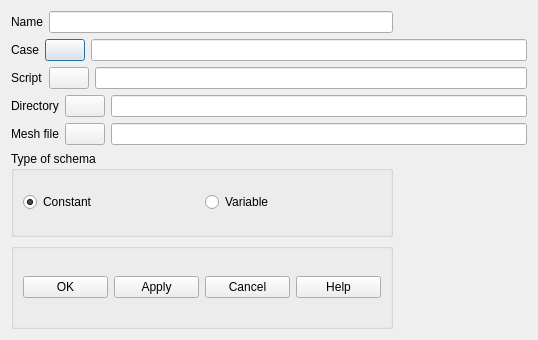
First picture: the form in src/HOMARDGUI/CreateYACS.ui, repository jschueller/homard, before the edit.
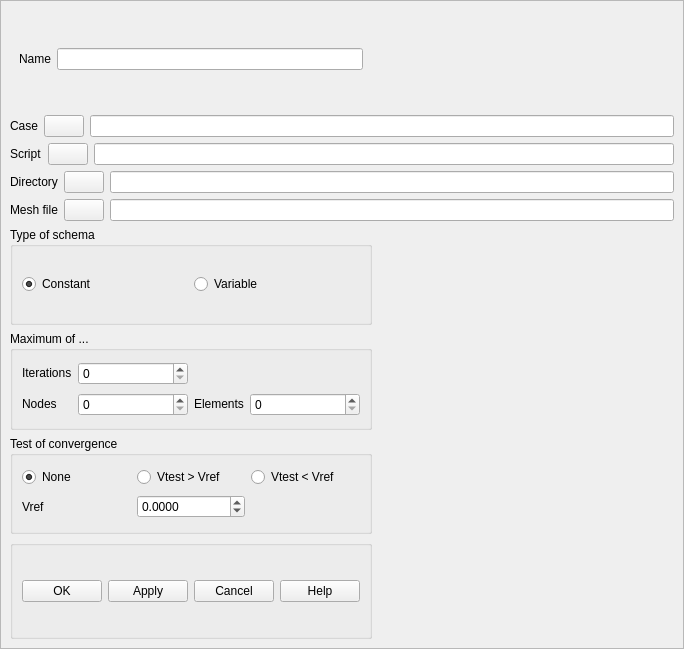
Second picture: the form after the edit.

```diff
--- a/src/HOMARDGUI/CreateYACS.ui
+++ b/src/HOMARDGUI/CreateYACS.ui
@@ -1,27 +1,60 @@
 <?xml version="1.0" encoding="UTF-8"?>
 <ui version="4.0">
  <class>CreateYACS</class>
- <widget class="QDialog" name="CreateYACS">
+ <widget class="QScrollArea" name="CreateYACS">
   <property name="geometry">
    <rect>
     <x>0</x>
     <y>0</y>
-    <width>538</width>
-    <height>340</height>
+    <width>684</width>
+    <height>649</height>
    </rect>
   </property>
   <property name="sizePolicy">
-   <sizepolicy hsizetype="Fixed" vsizetype="Fixed">
+   <sizepolicy hsizetype="Preferred" vsizetype="Preferred">
     <horstretch>0</horstretch>
     <verstretch>0</verstretch>
    </sizepolicy>
   </property>
+  <property name="minimumSize">
+   <size>
+    <width>600</width>
+    <height>500</height>
+   </size>
+  </property>
+  <property name="sizeIncrement">
+   <size>
+    <width>1</width>
+    <height>1</height>
+   </size>
+  </property>
+  <property name="baseSize">
+   <size>
+    <width>600</width>
+    <height>500</height>
+   </size>
+  </property>
   <property name="windowTitle">
    <string>Create YACS</string>
   </property>
-  <property name="autoFillBackground">
+  <property name="widgetResizable">
    <bool>true</bool>
   </property>
+  <widget class="QWidget" name="scrollAreaWidgetContents">
+   <property name="geometry">
+    <rect>
+     <x>0</x>
+     <y>0</y>
+     <width>680</width>
+     <height>645</height>
+    </rect>
+   </property>
+   <property name="sizeGripEnabled" stdset="0">
+    <bool>true</bool>
+   </property>
+   <layout class="QGridLayout" name="gridLayout_5">
+    <item row="0" column="0">
+     <widget class="QWidget" name="WName" native="true">
   <layout class="QGridLayout" name="gridLayout_2">
    <item row="0" column="0">
     <widget class="QLabel" name="Name">
@@ -37,7 +70,23 @@
      </property>
     </widget>
    </item>
-   <item row="1" column="0" colspan="3">
+      </layout>
+     </widget>
+    </item>
+    <item row="0" column="1">
+     <spacer name="horizontalSpacer">
+      <property name="orientation">
+       <enum>Qt::Horizontal</enum>
+      </property>
+      <property name="sizeHint" stdset="0">
+       <size>
+        <width>131</width>
+        <height>20</height>
+       </size>
+      </property>
+     </spacer>
+    </item>
+    <item row="1" column="0" colspan="2">
     <layout class="QGridLayout" name="gridLayout">
      <item row="0" column="0">
       <widget class="QLabel" name="Case">
@@ -74,7 +123,7 @@
      </item>
     </layout>
    </item>
-   <item row="2" column="0" colspan="3">
+    <item row="2" column="0" colspan="2">
     <layout class="QHBoxLayout" name="_2">
      <property name="spacing">
       <number>6</number>
@@ -111,7 +160,7 @@
      </item>
     </layout>
    </item>
-   <item row="3" column="0" colspan="3">
+    <item row="3" column="0" colspan="2">
     <layout class="QHBoxLayout">
      <property name="spacing">
       <number>6</number>
@@ -148,7 +197,7 @@
      </item>
     </layout>
    </item>
-   <item row="4" column="0" colspan="3">
+    <item row="4" column="0" colspan="2">
     <layout class="QHBoxLayout" name="_3">
      <property name="spacing">
       <number>6</number>
@@ -185,7 +234,7 @@
      </item>
     </layout>
    </item>
-   <item row="5" column="0" colspan="2">
+    <item row="5" column="0">
     <widget class="QGroupBox" name="GBTypeSchema">
      <property name="title">
       <string>Type of schema</string>
@@ -217,7 +266,182 @@
      </layout>
     </widget>
    </item>
-   <item row="6" column="0" colspan="2">
+    <item row="6" column="0">
+     <widget class="QGroupBox" name="GBMax">
+      <property name="title">
+       <string>Maximum of ...</string>
+      </property>
+      <layout class="QGridLayout" name="gridLayout_3">
+       <item row="0" column="0">
+        <widget class="QLabel" name="TLMaxIteration">
+         <property name="sizePolicy">
+          <sizepolicy hsizetype="Fixed" vsizetype="Fixed">
+           <horstretch>0</horstretch>
+           <verstretch>0</verstretch>
+          </sizepolicy>
+         </property>
+         <property name="text">
+          <string>Iterations</string>
+         </property>
+         <property name="wordWrap">
+          <bool>false</bool>
+         </property>
+        </widget>
+       </item>
+       <item row="0" column="1">
+        <widget class="QSpinBox" name="SpinBoxMaxIter">
+         <property name="minimum">
+          <number>0</number>
+         </property>
+         <property name="maximum">
+          <number>999999999</number>
+         </property>
+         <property name="value">
+          <number>0</number>
+         </property>
+        </widget>
+       </item>
+       <item row="1" column="0">
+        <widget class="QLabel" name="TLMaxNodes">
+         <property name="sizePolicy">
+          <sizepolicy hsizetype="Fixed" vsizetype="Fixed">
+           <horstretch>0</horstretch>
+           <verstretch>0</verstretch>
+          </sizepolicy>
+         </property>
+         <property name="text">
+          <string>Nodes</string>
+         </property>
+         <property name="wordWrap">
+          <bool>false</bool>
+         </property>
+        </widget>
+       </item>
+       <item row="1" column="1">
+        <widget class="QSpinBox" name="SpinBoxMaxNode">
+         <property name="minimum">
+          <number>0</number>
+         </property>
+         <property name="maximum">
+          <number>999999999</number>
+         </property>
+         <property name="value">
+          <number>0</number>
+         </property>
+        </widget>
+       </item>
+       <item row="1" column="2">
+        <widget class="QLabel" name="TLMaxElem">
+         <property name="sizePolicy">
+          <sizepolicy hsizetype="Fixed" vsizetype="Fixed">
+           <horstretch>0</horstretch>
+           <verstretch>0</verstretch>
+          </sizepolicy>
+         </property>
+         <property name="text">
+          <string>Elements</string>
+         </property>
+         <property name="wordWrap">
+          <bool>false</bool>
+         </property>
+        </widget>
+       </item>
+       <item row="1" column="3">
+        <widget class="QSpinBox" name="SpinBoxMaxElem">
+         <property name="minimum">
+          <number>0</number>
+         </property>
+         <property name="maximum">
+          <number>999999999</number>
+         </property>
+         <property name="value">
+          <number>0</number>
+         </property>
+        </widget>
+       </item>
+      </layout>
+     </widget>
+    </item>
+    <item row="6" column="1">
+     <spacer name="horizontalSpacer_2">
+      <property name="orientation">
+       <enum>Qt::Horizontal</enum>
+      </property>
+      <property name="sizeHint" stdset="0">
+       <size>
+        <width>269</width>
+        <height>20</height>
+       </size>
+      </property>
+     </spacer>
+    </item>
+    <item row="7" column="0">
+     <widget class="QGroupBox" name="GBConvergence">
+      <property name="title">
+       <string>Test of convergence</string>
+      </property>
+      <layout class="QGridLayout" name="gridLayout_4">
+       <item row="0" column="0">
+        <widget class="QRadioButton" name="RBNone">
+         <property name="text">
+          <string>None</string>
+         </property>
+         <property name="checked">
+          <bool>true</bool>
+         </property>
+        </widget>
+       </item>
+       <item row="0" column="1">
+        <widget class="QRadioButton" name="RBVMinAbs">
+         <property name="text">
+          <string>Vtest &gt; Vref</string>
+         </property>
+        </widget>
+       </item>
+       <item row="0" column="2">
+        <widget class="QRadioButton" name="RBVMaxAbs">
+         <property name="text">
+          <string>Vtest &lt; Vref</string>
+         </property>
+        </widget>
+       </item>
+       <item row="1" column="0">
+        <widget class="QLabel" name="labelVref">
+         <property name="text">
+          <string>Vref</string>
+         </property>
+        </widget>
+       </item>
+       <item row="1" column="1">
+        <widget class="QDoubleSpinBox" name="doubleSpinBoxConvergence">
+         <property name="decimals">
+          <number>4</number>
+         </property>
+         <property name="minimum">
+          <double>-999999999.000000000000000</double>
+         </property>
+         <property name="maximum">
+          <double>999999999.000000000000000</double>
+         </property>
+        </widget>
+       </item>
+      </layout>
+     </widget>
+    </item>
+    <item row="7" column="1">
+     <spacer name="horizontalSpacer_3">
+      <property name="orientation">
+       <enum>Qt::Horizontal</enum>
+      </property>
+      <property name="sizeHint" stdset="0">
+       <size>
+        <width>269</width>
+        <height>20</height>
+       </size>
+      </property>
+     </spacer>
+    </item>
+    <item row="8" column="0">
     <widget class="QGroupBox" name="GroupButtons">
      <property name="title">
       <string/>
@@ -272,7 +496,7 @@
      </layout>
     </widget>
    </item>
-   <item row="6" column="2">
+    <item row="8" column="1">
     <spacer name="spacer_2">
      <property name="orientation">
       <enum>Qt::Horizontal</enum>
@@ -289,6 +513,7 @@
     </spacer>
    </item>
   </layout>
+  </widget>
  </widget>
  <resources/>
  <connections/>
```
Lines whose indentation alone changed are shown as unchanged.
